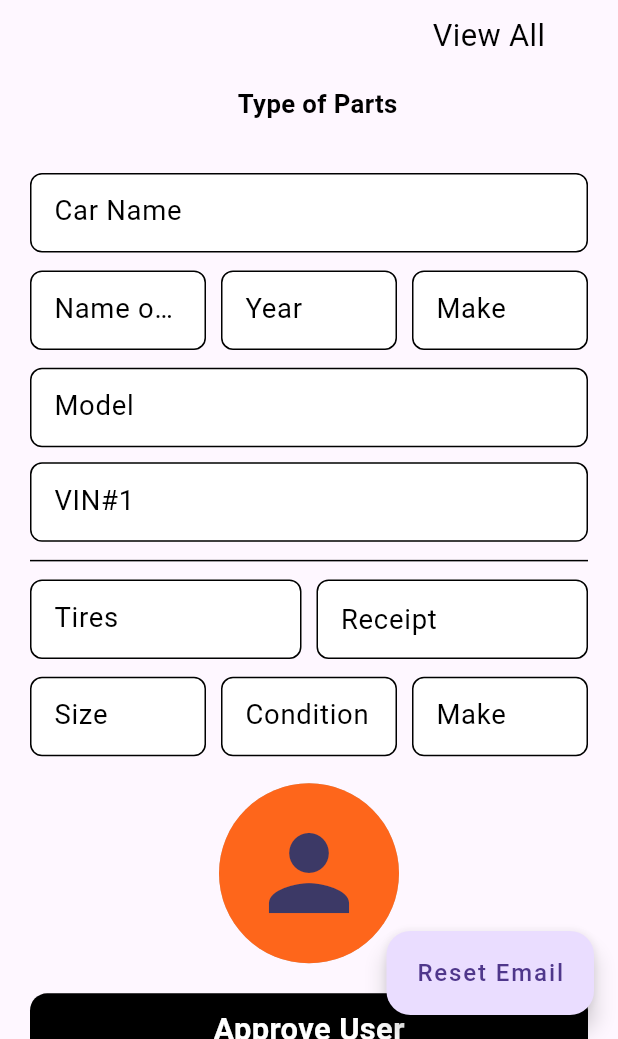
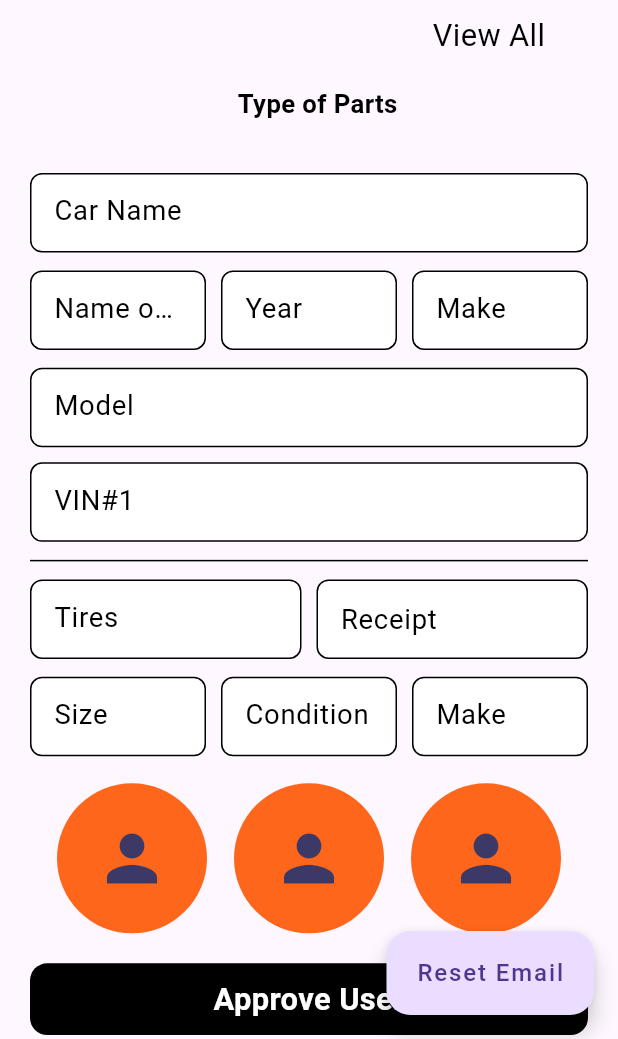
Before and after one commit to Shahabmustafa/inventra-pro, a Flutter app: the AdminScreen screen opened directly, on a phone screen of 412 x 824 dp, the part 197-1236 px from its top. Run offline on Flutter 3.47's test engine with Material 3 defaults, Android fonts, the phone set to English and light mode, and no system bars; our stand-ins replace cached_network_image, cloud_firestore, file_picker, firebase_auth, firebase_core, firebase_storage and 4 more; accounts and stored records are empty.

Commit message:
add some code

```diff
--- a/lib/provider/WidgetsViewModel1.dart
+++ b/lib/provider/WidgetsViewModel1.dart
@@ -895,6 +895,11 @@ class WidgetsViewModel1 with ChangeNotifier {
   ///
   File? _imageFile12;
   File? get imageFile12 => _imageFile12;
+  String? _imageUrlDownload12;
+  String? get imageUrlDownload12 => _imageUrlDownload12;
+  XFile? image12;
+  ImagePicker _picker12 = ImagePicker();
+  Reference? task112;
 
   void selectGalleryImage12() async {
     image12 = await _picker12.pickImage(source: ImageSource.gallery);
@@ -907,13 +912,6 @@ class WidgetsViewModel1 with ChangeNotifier {
     _imageFile12 = File(image12!.path);
     notifyListeners();
   }
-
-  String? _imageUrlDownload12;
-  String? get imageUrlDownload12 => _imageUrlDownload12;
-
-  XFile? image12;
-  ImagePicker _picker12 = ImagePicker();
-  Reference? task112;
 
   Future uploadImage12(BuildContext context) async {
     if (imageFile12 == null) {
@@ -930,6 +928,8 @@ class WidgetsViewModel1 with ChangeNotifier {
     _imageUrlDownload12 = await task112!.getDownloadURL();
     print('Download-link: $imageUrlDownload12');
   }
+
+  ///////////////
 
   File? _file12;
   File? get file12 => _file12;
@@ -964,4 +964,76 @@ class WidgetsViewModel1 with ChangeNotifier {
     _fileUrlDownload12 = await task111112!.getDownloadURL();
     print('Download-link: $imageUrlDownload12');
   }
+
+
+
+
+  File? _imageFile13;
+  File? get imageFile13 => _imageFile13;
+  String? _imageUrlDownload13;
+  String? get imageUrlDownload13 => _imageUrlDownload13;
+  XFile? image13;
+  ImagePicker _picker13 = ImagePicker();
+  Reference? task13;
+
+
+
+  void cameraPicker() async {
+    image13 = await _picker13.pickImage(source: ImageSource.camera);
+    _imageFile13 = File(image13!.path);
+    notifyListeners();
+  }
+
+  Future uploadImage13(BuildContext context) async {
+    if (imageFile13 == null) {
+      ScaffoldMessenger.of(context)
+          .showSnackBar(SnackBar(content: Text("Please Upload your Picture")));
+      notifyListeners();
+    }
+
+    String imageName13 = basename(_imageFile13!.path);
+    final destination13 = 'users/images/$imageName13';
+    task13 = FirebaseStorage.instance.ref(destination13);
+
+    await task13!.putFile(File(imageFile13!.path));
+    _imageUrlDownload13 = await task13!.getDownloadURL();
+    print('Download-link: $imageUrlDownload13');
+  }
+
+
+
+  File? _imageFile14;
+  File? get imageFile14 => _imageFile14;
+  String? _imageUrlDownload14;
+  String? get imageUrlDownload14 => _imageUrlDownload14;
+  XFile? image14;
+  ImagePicker _picker14 = ImagePicker();
+  Reference? task14;
+
+
+
+  void cameraPicker14() async {
+    image14 = await _picker14.pickImage(source: ImageSource.camera);
+    _imageFile14 = File(image14!.path);
+    notifyListeners();
+  }
+
+  Future uploadImage14(BuildContext context) async {
+    if (imageFile14 == null) {
+      ScaffoldMessenger.of(context)
+          .showSnackBar(SnackBar(content: Text("Please Upload your Picture")));
+      notifyListeners();
+    }
+
+    String imageName14 = basename(_imageFile14!.path);
+    final destination14 = 'users/images/$imageName14';
+    task14 = FirebaseStorage.instance.ref(destination14);
+
+    await task14!.putFile(File(imageFile14!.path));
+    _imageUrlDownload14 = await task14!.getDownloadURL();
+    print('Download-link: $imageUrlDownload14');
+  }
+
+
+
 }
--- a/lib/screens/home/admin/admin_home_screen.dart
+++ b/lib/screens/home/admin/admin_home_screen.dart
@@ -1,3 +1,5 @@
+import 'dart:io';
+
 import 'package:cloud_firestore/cloud_firestore.dart';
 import 'package:firebase_auth/firebase_auth.dart';
 import 'package:firebase_core/firebase_core.dart';
@@ -230,33 +232,19 @@ class _AdminHomeScreenState extends State<AdminHomeScreen> {
                     ),
                   ],
                 ),
-                GestureDetector(
-                  onTap: () {
+                Padding(
+                  padding: const EdgeInsets.only(top: 18.0),
+                  child: Row(
+                    mainAxisAlignment: MainAxisAlignment.spaceEvenly,
+                    children: [
+                      InkWell(
+                        onTap: (){
                           widgetProvider.selectGalleryImage12();
-                    // selectGalleryImage();
                         },
-                  child: Padding(
-                    padding: const EdgeInsets.only(top: 18.0),
-                    child: Center(
-                      child: Container(
-                        height: 140,
-                        width: 120,
-                        child: Stack(
-                          children: [
-                            Positioned(
-                                bottom: 0,
-                                left: 0,
-                                right: 0,
-                                child: CircleAvatar(
-                                  radius: 80,
-                                  backgroundColor: Colors.white,
-                                  child: CircleAvatar(
-                                    radius: 75,
-                                    backgroundColor: Colors.grey.shade400,
                         child: CircleAvatar(
                           backgroundColor:
                           const Color(0xfffe661b),
-                                      radius: 72,
+                          radius: 50,
                           backgroundImage:
                           widgetProvider.imageFile12 ==
                               null
@@ -267,18 +255,64 @@ class _AdminHomeScreenState extends State<AdminHomeScreen> {
                               null
                               ? const Icon(
                             Icons.person,
-                                        size: 80,
+                            size: 50,
                             color: Color(0xFF3c3966),
                           )
                               : null,
                         ),
                       ),
-                                ))
+                      InkWell(
+                        onTap: (){
+                          widgetProvider.cameraPicker();
+                        },
+                        child: CircleAvatar(
+                          backgroundColor:
+                          const Color(0xfffe661b),
+                          radius: 50,
+                          backgroundImage:
+                          widgetProvider.imageFile13 ==
+                              null
+                              ? null
+                              : FileImage(widgetProvider.imageFile13!),
+                          child: widgetProvider.imageFile13 ==
+                              null
+                              ? const Icon(
+                            Icons.person,
+                            size: 50,
+                            color: Color(0xFF3c3966),
+                          )
+                              : null,
+                        ),
+                      ),
+                      InkWell(
+                        onTap: (){
+                          widgetProvider.cameraPicker14();
+                        },
+                        child: CircleAvatar(
+                          backgroundColor:
+                          const Color(0xfffe661b),
+                          radius: 50,
+                          backgroundImage:
+                          widgetProvider.imageFile14 ==
+                              null
+                              ? null
+                              : FileImage(widgetProvider
+                              .imageFile14!),
+                          child: widgetProvider.imageFile14 ==
+                              null
+                              ? const Icon(
+                            Icons.person,
+                            size: 50,
+                            color: Color(0xFF3c3966),
+                          )
+                              : null,
+                        ),
+                      ),
                     ],
                   ),
                 ),
-                    ),
-                  ),
+                SizedBox(
+                  height: 20,
                 ),
 
                 ////////
@@ -297,6 +331,8 @@ class _AdminHomeScreenState extends State<AdminHomeScreen> {
                             approve = true;
                           });
                           await widgetProvider.uploadImage12(context);
+                          await widgetProvider.uploadImage13(context);
+                          await widgetProvider.uploadImage14(context);
                           await Firebase.initializeApp();
                           return await FirebaseFirestore.instance
                               .collection('inventoryTrackList')
@@ -317,8 +353,9 @@ class _AdminHomeScreenState extends State<AdminHomeScreen> {
                             'condition':
                             conditionController.text.trim(),
                             'make2': make2Controller.text.trim(),
-                            'image12':
-                            widgetProvider.imageUrlDownload12,
+                            'image12': widgetProvider.imageUrlDownload12,
+                            "image13" : widgetProvider.imageUrlDownload13,
+                            "image14" : widgetProvider.imageFile14,
                             ////////////////
                           }).then(
                                 (value) {
--- a/lib/screens/home/inventory track list/inventory_track_list_screen.dart
+++ b/lib/screens/home/inventory track list/inventory_track_list_screen.dart
@@ -272,7 +272,7 @@ class _InventoryTrackListScreenState extends State<InventoryTrackListScreen> {
                                               : null,
                                         ),
                                       ),
-                                    ))
+                                    )),
                               ],
                             ),
                           ),
```
Lines whose indentation alone changed are shown as unchanged.
